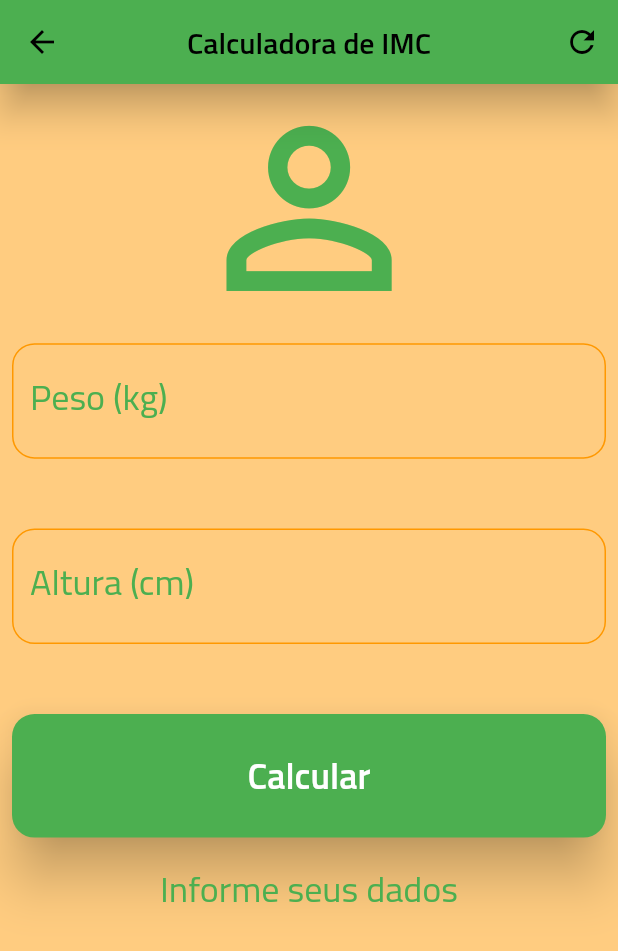
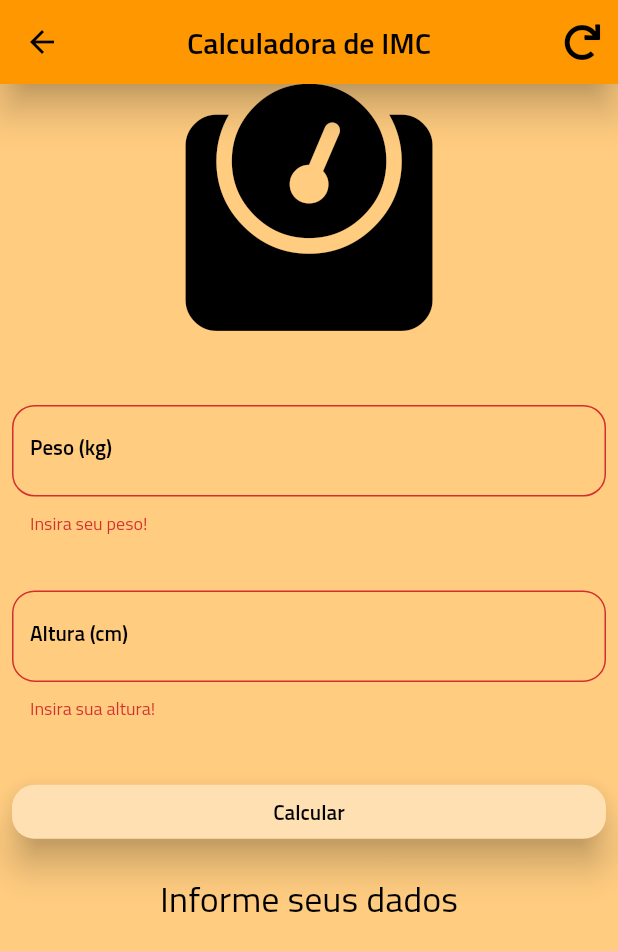
Before and after one commit to MatheusSchipper/flutter_examples, a Flutter app: the BmiCalculatorView screen opened directly, after a tap on "Calcular", on a phone screen of 412 x 824 dp. Shown: the top 951 px of the screen. Run offline on Flutter 3.47's test engine with Material 2 defaults, Android fonts, the phone set to English and light mode, and no system bars; our stand-ins replace bloc, cloud_firestore, dartz, dio, equatable, flutter_bloc and 7 more; accounts and stored records are empty.

Commit message:
Theme management on bmi_calculator example

```diff
--- a/lib/core/utils/theme_service.dart
+++ b/lib/core/utils/theme_service.dart
@@ -29,9 +29,12 @@ class ThemeService extends ChangeNotifier {
         buttonColor: Colors.orange[100],
         disabledColor: Colors.black,
         accentColor: Colors.black,
+        indicatorColor: Colors.green,
         cardTheme: CardTheme(
           color: Colors.orange.withOpacity(0.7),
         ),
+        cursorColor: Colors.black,
+        textSelectionHandleColor: Colors.black,
         scaffoldBackgroundColor: Colors.orange[200],
         appBarTheme: AppBarTheme(
           color: Colors.orange,
@@ -56,6 +59,12 @@ class ThemeService extends ChangeNotifier {
           focusedBorder: OutlineInputBorder(
             borderSide: BorderSide(color: Colors.orange),
             borderRadius: BorderRadius.circular(15),
+          ),
+          labelStyle: TextStyle(
+            color: Colors.black,
+          ),
+          hintStyle: TextStyle(
+            color: Colors.black,
           ),
         ),
         textTheme: TextTheme(
@@ -153,6 +162,20 @@ class ThemeService extends ChangeNotifier {
             color: Colors.orange,
           ),
         ),
+        cursorColor: Colors.orange,
+        textSelectionHandleColor: Colors.orange,
+        inputDecorationTheme: InputDecorationTheme(
+          enabledBorder: OutlineInputBorder(
+            borderSide: BorderSide(color: Colors.orange[100]),
+            borderRadius: BorderRadius.circular(15),
+          ),
+          focusedBorder: OutlineInputBorder(
+            borderSide: BorderSide(color: Colors.orange[100]),
+            borderRadius: BorderRadius.circular(15),
+          ),
+          labelStyle: TextStyle(color: Colors.orange[100]),
+          hintStyle: TextStyle(color: Colors.orange[100]),
+        ),
         textTheme: TextTheme(
           headline1: TextStyle(
             fontFamily: fontLight,
@@ -222,16 +245,6 @@ class ThemeService extends ChangeNotifier {
           ),
         ),
         scaffoldBackgroundColor: Colors.grey[850],
-        inputDecorationTheme: InputDecorationTheme(
-          enabledBorder: OutlineInputBorder(
-            borderSide: BorderSide(color: Colors.orange[100]),
-            borderRadius: BorderRadius.circular(15),
-          ),
-          focusedBorder: OutlineInputBorder(
-            borderSide: BorderSide(color: Colors.orange[100]),
-            borderRadius: BorderRadius.circular(15),
-          ),
-        ),
         fontFamily: fontRegular,
       );
 }
--- a/lib/features/bmi_calculator/presentation/pages/bmi_calculator_view.dart
+++ b/lib/features/bmi_calculator/presentation/pages/bmi_calculator_view.dart
@@ -1,10 +1,10 @@
+import 'package:examples/core/presentation/widgets/button_widget.dart';
 import 'package:flutter/material.dart';
 import 'package:flutter_bloc/flutter_bloc.dart';
-import 'package:flutter_modular/flutter_modular.dart';
+import 'package:flutter_icons/flutter_icons.dart';
 
 import '../cubit/bmi_calculator_cubit.dart';
 import '../widgets/info_text_widget.dart';
-import '../widgets/raised_button_widget.dart';
 import '../widgets/text_field_widget.dart';
 
 class BmiCalculatorView extends StatefulWidget {
@@ -15,17 +15,10 @@ class BmiCalculatorView extends StatefulWidget {
 class _BmiCalculatorViewState extends State<BmiCalculatorView> {
   TextEditingController weightController = TextEditingController();
   TextEditingController heightController = TextEditingController();
+  String initialHeightField = 'Altura (cm)';
+  String initialWeightField = 'Peso (kg)';
 
   GlobalKey<FormState> _formKey = GlobalKey<FormState>();
-
-  void _resetFilters(BuildContext context) {
-    weightController.text = '';
-    weightController.clear();
-    heightController.text = '';
-    heightController.clear();
-    context.bloc<BmiCalculatorCubit>().reset();
-    _formKey.currentState.reset();
-  }
 
   Widget bmiCalculatorWidget(BuildContext context, BmiCalculatorState state) {
     if (state is BmiCalculatorCalculating) {
@@ -37,13 +30,13 @@ class _BmiCalculatorViewState extends State<BmiCalculatorView> {
       );
     } else if (state is BmiCalculatorDone) {
       return InfoTextWidget(
-        infoText: state.bmiResult,
-        textColor: Colors.green,
+        infoText: 'Resultado: ${state.bmiResult}',
+        textColor: Theme.of(context).accentColor,
       );
     } else {
       return InfoTextWidget(
         infoText: "Informe seus dados",
-        textColor: Colors.green,
+        textColor: Theme.of(context).accentColor,
       );
     }
   }
@@ -54,13 +47,12 @@ class _BmiCalculatorViewState extends State<BmiCalculatorView> {
     return Scaffold(
       appBar: AppBar(
         title: Text('Calculadora de IMC'),
-        backgroundColor: Colors.green,
-        centerTitle: true,
+        backgroundColor: Theme.of(context).appBarTheme.color,
         actions: [
           IconButton(
-            icon: Icon(Icons.refresh),
+            icon: Icon(FontAwesome5Solid.redo),
             onPressed: () {
-              _resetFilters(context);
+              _resetFields(context);
             },
           ),
         ],
@@ -74,34 +66,39 @@ class _BmiCalculatorViewState extends State<BmiCalculatorView> {
                 crossAxisAlignment: CrossAxisAlignment.stretch,
                 children: [
                   Icon(
-                    Icons.person_outline,
+                    FontAwesome5Solid.weight,
                     size: screenSize.height * 0.2,
-                    color: Colors.green,
+                    color: Theme.of(context).accentColor,
+                  ),
+                  Divider(
+                    height: MediaQuery.of(context).size.height * 0.05,
+                    color: Theme.of(context).scaffoldBackgroundColor,
                   ),
                   TextFieldWidget(
-                    text: 'Peso (kg)',
+                    labelText: initialWeightField,
                     controller: weightController,
                     validator: (String value) {
                       if (value.isEmpty) return "Insira seu peso!";
                     },
                   ),
                   TextFieldWidget(
-                    text: 'Altura (cm)',
+                    labelText: initialHeightField,
                     controller: heightController,
                     validator: (String value) {
                       if (value.isEmpty) return "Insira sua altura!";
                     },
                   ),
-                  RaisedButtonWidget(
-                      text: 'Calcular',
+                  ButtonWidget(
                       onPressed: () {
-                        Modular.to.pushNamed('/teste', arguments: 'teste');
-                        if (_formKey.currentState.validate())
+                        if (_formKey.currentState.validate()) {
                           context.bloc<BmiCalculatorCubit>().calculateBmi(
                                 weightController.text,
                                 heightController.text,
                               );
-                      }),
+                        }
+                      },
+                      text: 'Calcular',
+                      tooltip: 'Botão para realizar o cálculo'),
                   bmiCalculatorWidget(context, state),
                 ],
               ),
@@ -111,4 +108,10 @@ class _BmiCalculatorViewState extends State<BmiCalculatorView> {
       ),
     );
   }
+
+  void _resetFields(BuildContext context) {
+    weightController.clear();
+    heightController.clear();
+    context.bloc<BmiCalculatorCubit>().reset();
+  }
 }
--- a/lib/features/bmi_calculator/presentation/widgets/raised_button_widget.dart
+++ /dev/null
@@ -1,47 +0,0 @@
-import 'package:flutter/material.dart';
-import 'package:meta/meta.dart';
-
-class RaisedButtonWidget extends StatelessWidget {
-  final String text;
-  final Function onPressed;
-
-  const RaisedButtonWidget({
-    Key key,
-    @required this.text,
-    @required this.onPressed,
-  }) : super(key: key);
-
-  @override
-  Widget build(BuildContext context) {
-    var screenSize = MediaQuery.of(context).size;
-    return Padding(
-      padding: const EdgeInsets.all(8.0),
-      child: Container(
-        decoration: BoxDecoration(
-          borderRadius: BorderRadius.all(
-            Radius.circular(15),
-          ),
-        ),
-        height: screenSize.height * 0.1,
-        child: RaisedButton(
-          elevation: 15,
-          shape: RoundedRectangleBorder(
-            borderRadius: BorderRadius.all(
-              Radius.circular(15),
-            ),
-          ),
-          onPressed: onPressed,
-          splashColor: Colors.green[900],
-          child: Text(
-            text,
-            style: TextStyle(
-              color: Colors.white,
-              fontSize: 24,
-            ),
-          ),
-          color: Colors.green,
-        ),
-      ),
-    );
-  }
-}
--- a/lib/features/bmi_calculator/presentation/widgets/text_field_widget.dart
+++ b/lib/features/bmi_calculator/presentation/widgets/text_field_widget.dart
@@ -2,15 +2,13 @@ import 'package:flutter/material.dart';
 import 'package:meta/meta.dart';
 
 class TextFieldWidget extends StatelessWidget {
-  final String text;
+  final String labelText;
   final TextEditingController controller;
-
-  /// String Fuction (value) {}
   final Function validator;
 
   const TextFieldWidget({
     Key key,
-    @required this.text,
+    @required this.labelText,
     @required this.controller,
     @required this.validator,
   }) : super(key: key);
@@ -30,17 +28,11 @@ class TextFieldWidget extends StatelessWidget {
                 Radius.circular(15),
               ),
             ),
-            labelText: text,
-            labelStyle: TextStyle(
-              color: Colors.green,
-            ),
+            labelText: labelText,
           ),
           textAlign: TextAlign.center,
-          style: TextStyle(
-            fontSize: 24,
-            color: Colors.green,
-          ),
-          cursorColor: Colors.green,
+          style: Theme.of(context).textTheme.button,
+          cursorColor: Theme.of(context).accentColor,
           validator: validator,
         ),
       ),
--- a/lib/features/people_counter/presentation/pages/people_counter_page.dart
+++ b/lib/features/people_counter/presentation/pages/people_counter_page.dart
@@ -1,5 +1,5 @@
 import 'package:examples/core/utils/constants.dart';
-import 'package:examples/features/people_counter/presentation/widgets/button_widget.dart';
+import 'package:examples/core/presentation/widgets/button_widget.dart';
 import 'package:flutter/material.dart';
 import 'package:flutter_icons/flutter_icons.dart';
 import 'package:sleek_circular_slider/sleek_circular_slider.dart';
```
Also changed, not shown: lib/core/presentation/widgets/button_widget.dart (renamed from lib/features/people_counter/presentation/widgets/button_widget.dart).
